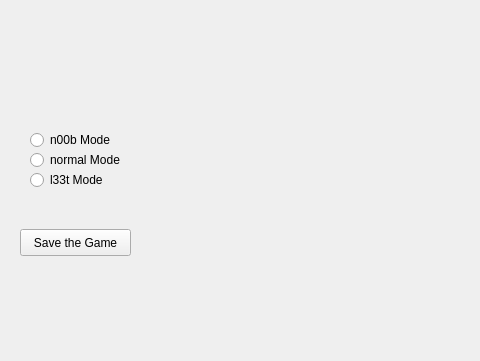
Above: road_race/roadrace.ui from bjuppl/roadrace before the change; both pictures show x 0 to 480 and y 348 to 709 of the 922 by 709 pixel window. Below: the same form after it.
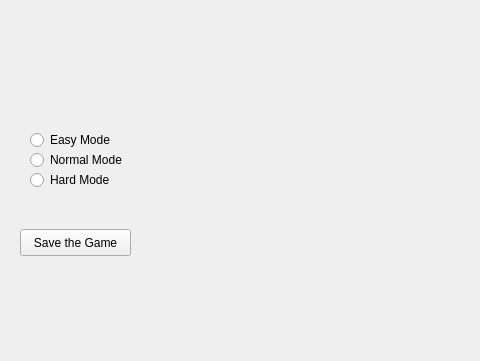
That is the form after the change.

Diff of the .ui file:
```diff
--- a/road_race/roadrace.ui
+++ b/road_race/roadrace.ui
@@ -257,7 +257,7 @@
      </rect>
     </property>
     <property name="text">
-     <string>n00b Mode</string>
+     <string>Easy Mode</string>
     </property>
    </widget>
    <widget class="QRadioButton" name="MedBtn">
@@ -270,7 +270,7 @@
      </rect>
     </property>
     <property name="text">
-     <string>normal Mode</string>
+     <string>Normal Mode</string>
     </property>
    </widget>
    <widget class="QRadioButton" name="HardBtn">
@@ -283,7 +283,7 @@
      </rect>
     </property>
     <property name="text">
-     <string>l33t Mode</string>
+     <string>Hard Mode</string>
     </property>
    </widget>
    <widget class="QPushButton" name="cheatBtn">
```
